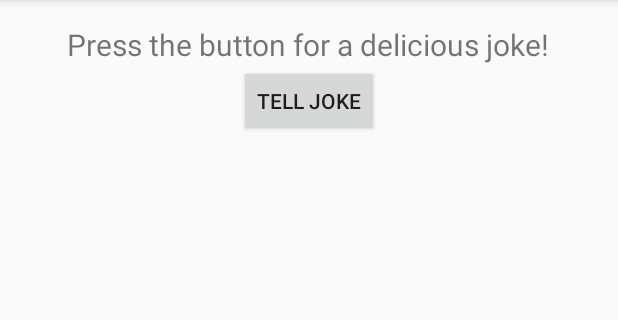
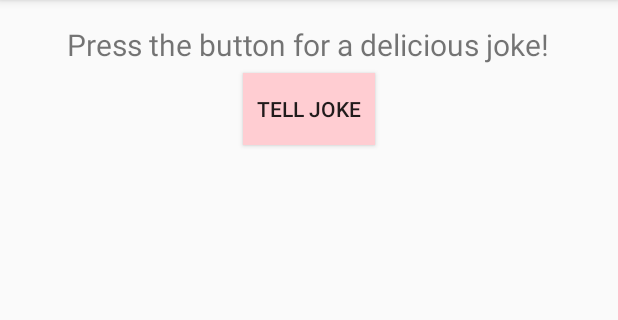
Before and after one commit to Suver1/Build-It-Bigger, an Android app: the screen it shows after launch (MainActivity), on a phone screen of 412 x 824 dp, the part 84-404 px from its top. Run offline under Robolectric (Android 15) with nearby library versions, the phone set to English and light mode, and no system bars; our stand-ins replace AdMob.

Commit message:
Set button color and give some margin to text view

```diff
--- a/app/src/main/res/layout/fragment_main.xml
+++ b/app/src/main/res/layout/fragment_main.xml
@@ -21,9 +21,10 @@
         android:layout_height="wrap_content"
         android:layout_below="@+id/instructions_text_view"
         android:layout_centerHorizontal="true"
+        android:layout_marginTop="5dp"
         android:text="@string/button_text"
         android:onClick="tellJoke"
-
+        android:background="@color/red100"
         />
 
     <com.google.android.gms.ads.AdView
```
